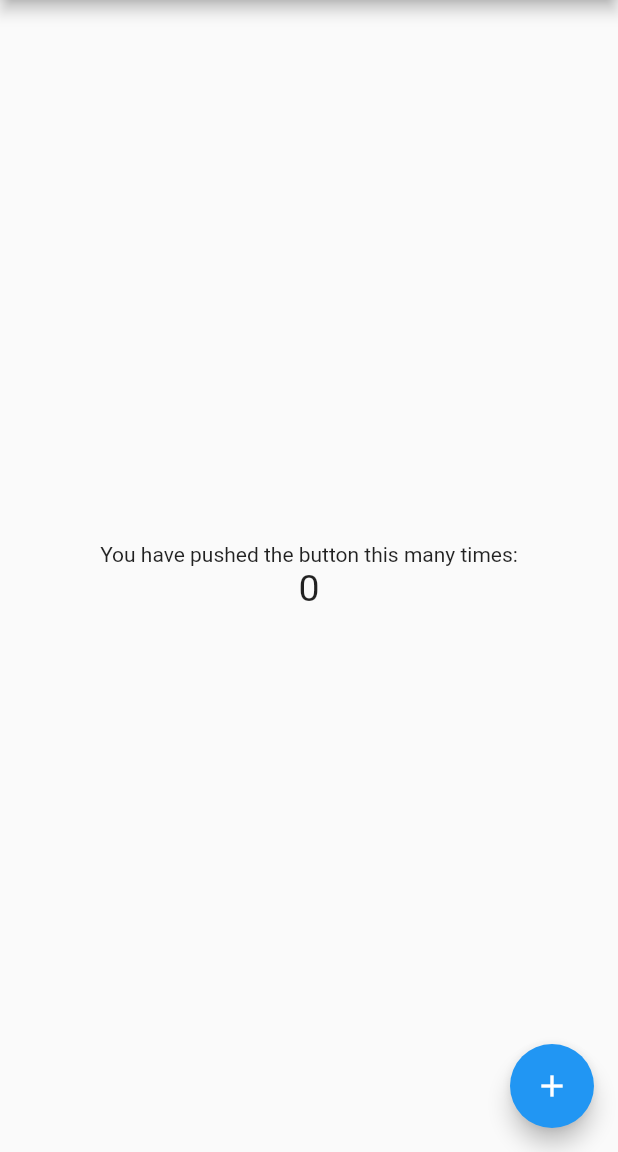
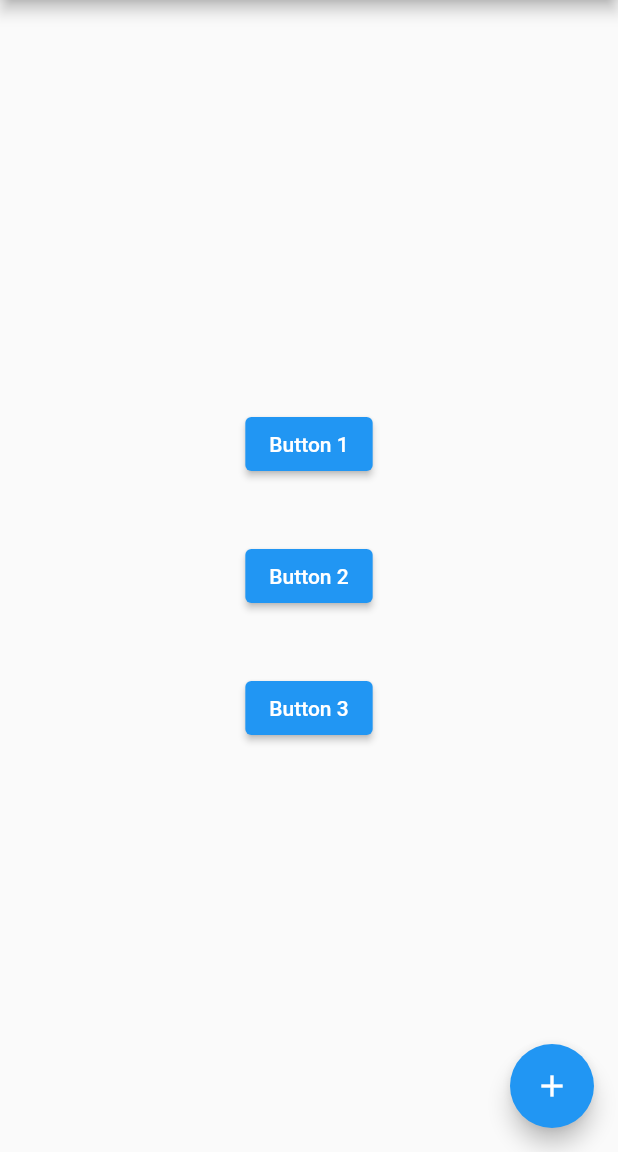
Before and after one commit to bkhezry/demo_app, a Flutter app: the screen it shows after launch, on a phone screen of 412 x 824 dp, the part 84-1236 px from its top. Run offline on Flutter 3.47's test engine with Material 2 defaults, Android fonts, the phone set to English and light mode, and no system bars.

Commit message:
Add buttons to the app

```diff
--- a/lib/main.dart
+++ b/lib/main.dart
@@ -20,10 +20,6 @@ class MyApp extends StatelessWidget {
 
 class MyHomePage extends StatefulWidget {
   const MyHomePage({super.key});
-  // This widget is the home page of your application. It is stateful, meaning
-  // that it has a State object (defined below) that contains fields that affect
-  // how it looks.
-  // This class is the configuration for the state.
   @override
   _MyHomePageState createState() => _MyHomePageState();
 }
@@ -33,51 +29,25 @@ class _MyHomePageState extends State<MyHomePage> {
 
   void _incrementCounter() {
     setState(() {
-      // This call to setState tells the Flutter framework that something has
-      // changed in this State, which causes it to rerun the build method below
-      // so that the display can reflect the updated values. If we changed
-      // _counter without calling setState(), then the build method would not be
-      // called again, and so nothing would appear to happen.
       _counter++;
     });
   }
 
   @override
   Widget build(BuildContext context) {
-    // This method is rerun every time setState is called, for instance as done
-    // by the _incrementCounter method above.
-    //
-    // The Flutter framework has been optimized to make rerunning build methods
-    // fast, so that you can just rebuild anything that needs updating rather
-    // than having to individually change instances of widgets.
     return Scaffold(
       appBar: AppBar(
-        // Here we take the value from the MyHomePage object that was created by
-        // the App.build method, and use it to set our appbar title.
         title: const Text('Flutter Demo Click Counter'),
       ),
       body: Center(
-        // Center is a layout widget. It takes a single child and positions it
-        // in the middle of the parent.
         child: Column(
-          // Column is also a layout widget. It takes a list of children and
-          // arranges them vertically. By default, it sizes itself to fit its
-          // children horizontally, and tries to be as tall as its parent.
-          //
-          // Column has various properties to control how it sizes itself and
-          // how it positions its children. Here we use mainAxisAlignment to
-          // center the children vertically; the main axis here is the vertical
-          // axis because Columns are vertical (the cross axis would be
-          // horizontal).
           mainAxisAlignment: MainAxisAlignment.center,
           children: <Widget>[
-            const Text(
-              'You have pushed the button this many times:',
-            ),
-            Text(
-              '$_counter',
-              style: const TextStyle(fontSize: 25),
-            ),
+            ElevatedButton(onPressed: () {}, child: const Text('Button 1')),
+            const SizedBox(height: 40.0),
+            ElevatedButton(onPressed: () {}, child: const Text('Button 2')),
+            const SizedBox(height: 40.0),
+            ElevatedButton(onPressed: () {}, child: const Text('Button 3')),
           ],
         ),
       ),
```
